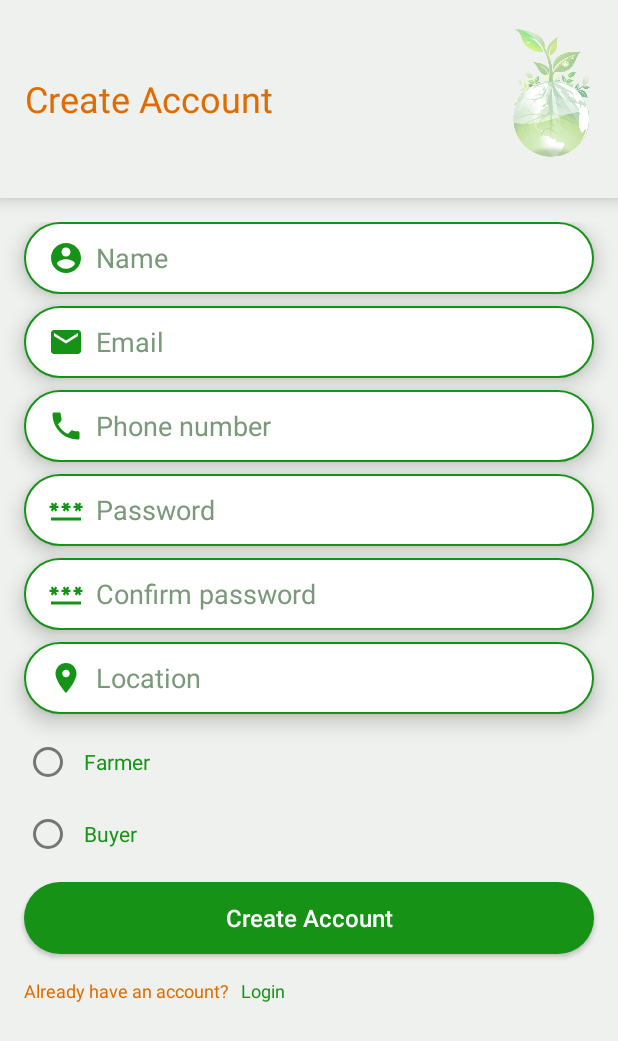
After one commit to AugustineKadima/AzureGreen---Android, an Android app: the CreateAccountActivity screen opened directly, with no data from a screen before it, on a phone screen of 412 x 824 dp. The commit adds this screen. Shown: the top 1041 px of the screen. Run offline under Robolectric (Android 15) with nearby library versions, the phone set to English and light mode, and no system bars.

Commit message:
Add create account

```diff
--- /dev/null
+++ b/app/src/main/java/ke/co/azureeworld/azuregreen/setup/CreateAccountActivity.java
@@ -0,0 +1,16 @@
+package ke.co.azureeworld.azuregreen.setup;
+
+import androidx.appcompat.app.AppCompatActivity;
+
+import android.os.Bundle;
+
+import ke.co.azureeworld.azuregreen.R;
+
+public class CreateAccountActivity extends AppCompatActivity {
+
+    @Override
+    protected void onCreate(Bundle savedInstanceState) {
+        super.onCreate(savedInstanceState);
+        setContentView(R.layout.activity_create_account);
+    }
+}
--- /dev/null
+++ b/app/src/main/res/drawable/account_circle_24.xml
@@ -0,0 +1,5 @@
+<vector android:height="24dp" android:tint="#169216"
+    android:viewportHeight="24" android:viewportWidth="24"
+    android:width="24dp" xmlns:android="http://schemas.android.com/apk/res/android">
+    <path android:fillColor="@android:color/white" android:pathData="M12,2C6.48,2 2,6.48 2,12s4.48,10 10,10 10,-4.48 10,-10S17.52,2 12,2zM12,5c1.66,0 3,1.34 3,3s-1.34,3 -3,3 -3,-1.34 -3,-3 1.34,-3 3,-3zM12,19.2c-2.5,0 -4.71,-1.28 -6,-3.22 0.03,-1.99 4,-3.08 6,-3.08 1.99,0 5.97,1.09 6,3.08 -1.29,1.94 -3.5,3.22 -6,3.22z"/>
+</vector>
--- /dev/null
+++ b/app/src/main/res/drawable/edt_shape.xml
@@ -0,0 +1,9 @@
+<?xml version="1.0" encoding="utf-8"?>
+<shape xmlns:android="http://schemas.android.com/apk/res/android"
+    android:shape="rectangle">
+
+    <solid android:color="@color/white"/>
+    <corners android:radius="50dp"/>
+    <stroke android:color="@color/azure_green"
+        android:width="1dp"/>
+</shape>
--- /dev/null
+++ b/app/src/main/res/drawable/email_24.xml
@@ -0,0 +1,5 @@
+<vector android:height="24dp" android:tint="#169216"
+    android:viewportHeight="24" android:viewportWidth="24"
+    android:width="24dp" xmlns:android="http://schemas.android.com/apk/res/android">
+    <path android:fillColor="@android:color/white" android:pathData="M20,4L4,4c-1.1,0 -1.99,0.9 -1.99,2L2,18c0,1.1 0.9,2 2,2h16c1.1,0 2,-0.9 2,-2L22,6c0,-1.1 -0.9,-2 -2,-2zM20,8l-8,5 -8,-5L4,6l8,5 8,-5v2z"/>
+</vector>
--- /dev/null
+++ b/app/src/main/res/drawable/location_on_24.xml
@@ -0,0 +1,5 @@
+<vector android:height="24dp" android:tint="#169216"
+    android:viewportHeight="24" android:viewportWidth="24"
+    android:width="24dp" xmlns:android="http://schemas.android.com/apk/res/android">
+    <path android:fillColor="@android:color/white" android:pathData="M12,2C8.13,2 5,5.13 5,9c0,5.25 7,13 7,13s7,-7.75 7,-13c0,-3.87 -3.13,-7 -7,-7zM12,11.5c-1.38,0 -2.5,-1.12 -2.5,-2.5s1.12,-2.5 2.5,-2.5 2.5,1.12 2.5,2.5 -1.12,2.5 -2.5,2.5z"/>
+</vector>
--- /dev/null
+++ b/app/src/main/res/drawable/password_24.xml
@@ -0,0 +1,5 @@
+<vector android:height="24dp" android:tint="#169216"
+    android:viewportHeight="24" android:viewportWidth="24"
+    android:width="24dp" xmlns:android="http://schemas.android.com/apk/res/android">
+    <path android:fillColor="@android:color/white" android:pathData="M2,17h20v2H2V17zM3.15,12.95L4,11.47l0.85,1.48l1.3,-0.75L5.3,10.72H7v-1.5H5.3l0.85,-1.47L4.85,7L4,8.47L3.15,7l-1.3,0.75L2.7,9.22H1v1.5h1.7L1.85,12.2L3.15,12.95zM9.85,12.2l1.3,0.75L12,11.47l0.85,1.48l1.3,-0.75l-0.85,-1.48H15v-1.5h-1.7l0.85,-1.47L12.85,7L12,8.47L11.15,7l-1.3,0.75l0.85,1.47H9v1.5h1.7L9.85,12.2zM23,9.22h-1.7l0.85,-1.47L20.85,7L20,8.47L19.15,7l-1.3,0.75l0.85,1.47H17v1.5h1.7l-0.85,1.48l1.3,0.75L20,11.47l0.85,1.48l1.3,-0.75l-0.85,-1.48H23V9.22z"/>
+</vector>
--- /dev/null
+++ b/app/src/main/res/drawable/phone_24.xml
@@ -0,0 +1,5 @@
+<vector android:height="24dp" android:tint="#169216"
+    android:viewportHeight="24" android:viewportWidth="24"
+    android:width="24dp" xmlns:android="http://schemas.android.com/apk/res/android">
+    <path android:fillColor="@android:color/white" android:pathData="M6.62,10.79c1.44,2.83 3.76,5.14 6.59,6.59l2.2,-2.2c0.27,-0.27 0.67,-0.36 1.02,-0.24 1.12,0.37 2.33,0.57 3.57,0.57 0.55,0 1,0.45 1,1V20c0,0.55 -0.45,1 -1,1 -9.39,0 -17,-7.61 -17,-17 0,-0.55 0.45,-1 1,-1h3.5c0.55,0 1,0.45 1,1 0,1.25 0.2,2.45 0.57,3.57 0.11,0.35 0.03,0.74 -0.25,1.02l-2.2,2.2z"/>
+</vector>
--- /dev/null
+++ b/app/src/main/res/layout/activity_create_account.xml
@@ -0,0 +1,247 @@
+<?xml version="1.0" encoding="utf-8"?>
+<RelativeLayout xmlns:android="http://schemas.android.com/apk/res/android"
+    xmlns:app="http://schemas.android.com/apk/res-auto"
+    xmlns:tools="http://schemas.android.com/tools"
+    android:layout_width="match_parent"
+    android:layout_height="match_parent"
+    tools:context=".setup.CreateAccountActivity"
+    android:background="@color/azure_background_color">
+
+    <!--    Top title icon-->
+    <RelativeLayout
+        android:id="@+id/top_title_icon"
+        android:layout_width="match_parent"
+        android:layout_height="wrap_content"
+        android:layout_marginBottom="16dp"
+        android:background="@color/azure_background_color"
+        android:elevation="8dp"
+        android:gravity="center"
+        android:padding="16dp">
+
+        <TextView
+            android:layout_width="wrap_content"
+            android:layout_height="100dp"
+            android:gravity="center"
+            android:text="Create Account"
+            android:textColor="@color/azure_orange"
+            android:textSize="24sp" />
+
+        <ImageView
+            android:layout_width="100dp"
+            android:layout_height="100dp"
+            android:layout_alignParentRight="true"
+            android:layout_marginEnd="-20dp"
+            android:src="@drawable/icon_logo" />
+
+    </RelativeLayout>
+    <ScrollView
+        android:id="@+id/create_account_scroll"
+        android:layout_below="@+id/top_title_icon"
+        android:layout_width="match_parent"
+        android:layout_height="match_parent">
+    <RelativeLayout
+        android:layout_width="match_parent"
+        android:layout_height="match_parent">
+
+
+<!--        Name-->
+        <EditText
+            android:id="@+id/create_account_name"
+            android:layout_width="match_parent"
+            android:layout_height="wrap_content"
+            android:layout_marginStart="16dp"
+            android:layout_marginEnd="16dp"
+            android:layout_marginBottom="8dp"
+            android:drawableLeft="@drawable/account_circle_24"
+            android:drawablePadding="8dp"
+            android:hint="Name"
+            android:paddingStart="16dp"
+            android:inputType="text"
+            android:textColor="@color/azure_green"
+            android:textColorHint="@color/azure_light_green"
+            android:elevation="8dp"
+            android:minHeight="48dp"
+            android:background="@drawable/edt_shape"
+            />
+
+<!--    Email-->
+        <EditText
+            android:id="@+id/create_account_email"
+            android:layout_width="match_parent"
+            android:layout_height="wrap_content"
+            android:layout_below="@id/create_account_name"
+            android:layout_marginStart="16dp"
+            android:layout_marginEnd="16dp"
+            android:layout_marginBottom="8dp"
+            android:drawableLeft="@drawable/email_24"
+            android:drawablePadding="8dp"
+            android:hint="Email"
+            android:paddingStart="16dp"
+            android:inputType="textWebEmailAddress"
+            android:textColor="@color/azure_green"
+            android:textColorHint="@color/azure_light_green"
+            android:elevation="8dp"
+            android:minHeight="48dp"
+            android:background="@drawable/edt_shape"
+            />
+
+<!--        Phone-->
+        <EditText
+            android:id="@+id/create_account_phone"
+            android:layout_width="match_parent"
+            android:layout_height="wrap_content"
+            android:layout_below="@id/create_account_email"
+            android:layout_marginStart="16dp"
+            android:layout_marginEnd="16dp"
+            android:layout_marginBottom="8dp"
+            android:background="@drawable/edt_shape"
+            android:drawableLeft="@drawable/phone_24"
+            android:drawablePadding="8dp"
+            android:elevation="8dp"
+            android:hint="Phone number"
+            android:inputType="phone"
+            android:minHeight="48dp"
+            android:paddingStart="16dp"
+            android:textColor="@color/azure_green"
+            android:textColorHint="@color/azure_light_green" />
+
+<!--        Password-->
+        <EditText
+            android:id="@+id/create_account_password"
+            android:layout_width="match_parent"
+            android:layout_height="wrap_content"
+            android:layout_below="@id/create_account_phone"
+            android:layout_marginStart="16dp"
+            android:layout_marginEnd="16dp"
+            android:layout_marginBottom="8dp"
+            android:drawableLeft="@drawable/password_24"
+            android:drawablePadding="8dp"
+            android:hint="Password"
+            android:paddingStart="16dp"
+            android:inputType="textPassword"
+            android:textColor="@color/azure_green"
+            android:textColorHint="@color/azure_light_green"
+            android:elevation="8dp"
+            android:minHeight="48dp"
+            android:background="@drawable/edt_shape"
+            />
+
+<!--        Confirm password-->
+        <EditText
+            android:id="@+id/create_account_confirm_password"
+            android:layout_width="match_parent"
+            android:layout_height="wrap_content"
+            android:layout_below="@id/create_account_password"
+            android:layout_marginStart="16dp"
+            android:layout_marginEnd="16dp"
+            android:layout_marginBottom="8dp"
+            android:drawableLeft="@drawable/password_24"
+            android:drawablePadding="8dp"
+            android:hint="Confirm password"
+            android:paddingStart="16dp"
+            android:inputType="textPassword"
+            android:textColor="@color/azure_green"
+            android:textColorHint="@color/azure_light_green"
+            android:elevation="8dp"
+            android:minHeight="48dp"
+            android:background="@drawable/edt_shape"
+            />
+
+        <EditText
+            android:id="@+id/create_account_location"
+            android:layout_width="match_parent"
+            android:layout_height="wrap_content"
+            android:layout_below="@id/create_account_confirm_password"
+            android:layout_marginStart="16dp"
+            android:layout_marginEnd="16dp"
+            android:layout_marginBottom="8dp"
+            android:background="@drawable/edt_shape"
+            android:drawableLeft="@drawable/location_on_24"
+            android:drawablePadding="8dp"
+            android:elevation="8dp"
+            android:hint="Location"
+            android:inputType="textAutoComplete"
+            android:minHeight="48dp"
+            android:paddingStart="16dp"
+            android:textColor="@color/azure_green"
+            android:textColorHint="@color/azure_light_green" />
+
+<!--        Radio Buttons-->
+        <RadioGroup
+            android:id="@+id/create_account_farmer_buyer_option"
+            android:layout_width="match_parent"
+            android:layout_height="wrap_content"
+            android:layout_marginStart="16dp"
+            android:layout_marginEnd="16dp"
+            android:layout_below="@id/create_account_location">
+
+            <RadioButton
+                android:id="@+id/create_account_farmer"
+                android:layout_width="wrap_content"
+                android:layout_height="wrap_content"
+                android:text="Farmer"
+                android:padding="8dp"
+
+                android:textColor="@color/azure_green"/>
+
+            <RadioButton
+                android:id="@+id/create_account_buyer"
+                android:layout_width="wrap_content"
+                android:layout_height="wrap_content"
+                android:text="Buyer"
+                android:padding="8dp"
+                android:textColor="@color/azure_green"/>
+
+        </RadioGroup>
+
+<!--        Create account button-->
+        <androidx.appcompat.widget.AppCompatButton
+            android:id="@+id/btn_create_account_get_started"
+            android:layout_width="match_parent"
+            android:layout_height="wrap_content"
+            android:layout_below="@id/create_account_farmer_buyer_option"
+            android:layout_marginStart="16dp"
+            android:layout_marginEnd="16dp"
+            android:layout_marginTop="8dp"
+            android:layout_marginBottom="8dp"
+            android:background="@drawable/btn"
+            android:elevation="8dp"
+            android:text="Create Account"
+            android:textAllCaps="false"
+            android:textColor="@color/white"
+            android:textSize="16dp" />
+
+        <RelativeLayout
+            android:id="@+id/create_account_extra"
+            android:layout_width="match_parent"
+            android:layout_height="wrap_content"
+            android:layout_below="@+id/btn_create_account_get_started"
+            android:layout_marginBottom="16dp"
+            android:layout_marginTop="8dp">
+
+            <TextView
+                android:id="@+id/already_have_account_text"
+                android:layout_width="wrap_content"
+                android:layout_height="wrap_content"
+                android:layout_marginStart="16dp"
+                android:text="Already have an account?"
+                android:textColor="@color/azure_orange"
+                android:textSize="12dp" />
+
+            <!--        Already have account, Login-->
+            <TextView
+                android:id="@+id/farmer_new_user_create_account"
+                android:layout_width="wrap_content"
+                android:layout_height="wrap_content"
+                android:layout_marginStart="8dp"
+                android:layout_toRightOf="@id/already_have_account_text"
+                android:text="Login"
+                android:textColor="@color/azure_green"
+                android:textSize="12dp" />
+
+
+
+        </RelativeLayout>
+    </RelativeLayout>
+    </ScrollView>
+</RelativeLayout>
```
Also changed, not shown: app/src/main/AndroidManifest.xml (+9 -0 lines), app/src/main/java/ke/co/azureeworld/azuregreen/MainActivity.java (+23 -0 lines), app/src/main/java/ke/co/azureeworld/azuregreen/farmer/FarmerHomeActivity.java (added, +16 -0 lines), app/src/main/java/ke/co/azureeworld/azuregreen/setup/LoginActivity.java (added, +16 -0 lines), app/src/main/res/drawable/corner_green.xml (added, +8 -0 lines), app/src/main/res/layout/activity_farmer_home.xml (added, +9 -0 lines), app/src/main/res/layout/activity_login_farmer.xml (added, +141 -0 lines), app/src/main/res/layout/activity_main.xml (+5 -5 lines), app/src/main/res/drawable-v24/icon_logo.png (added).
